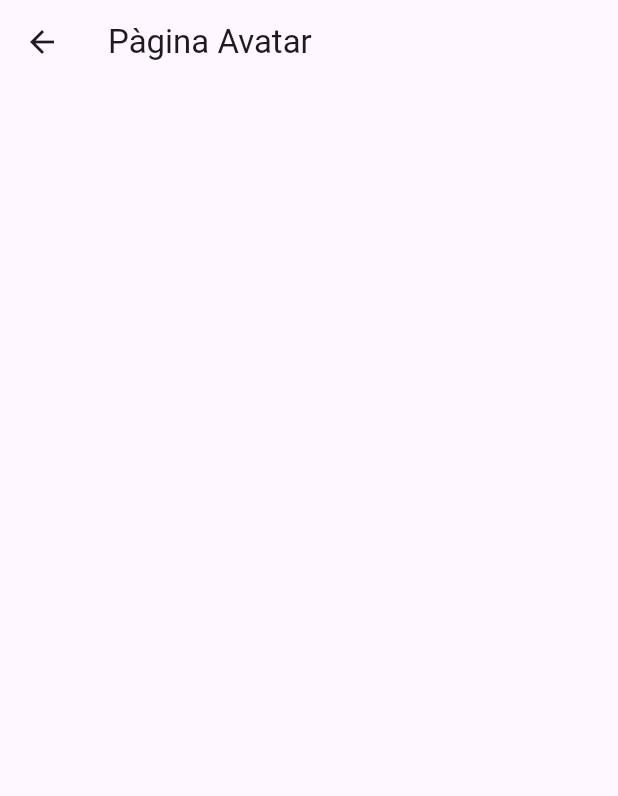
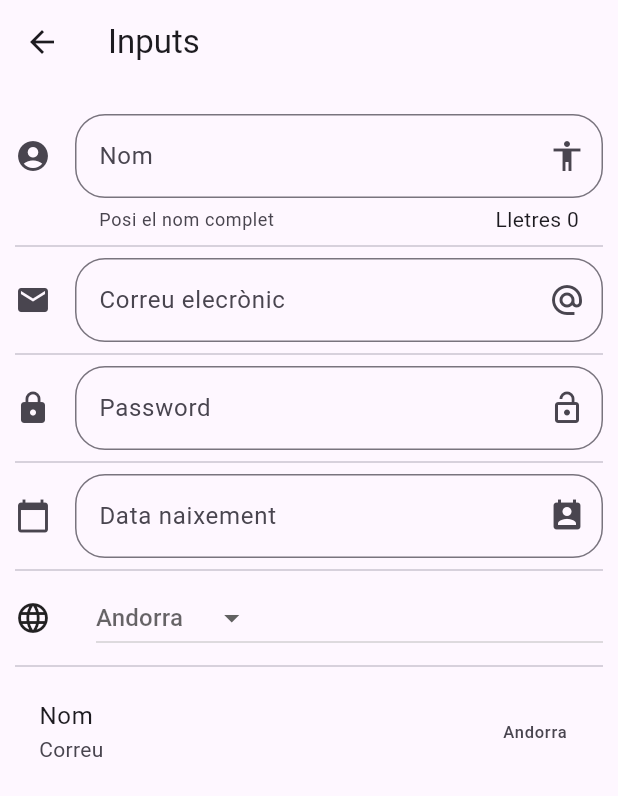
Before and after one commit to MarcSanchezPaucasesnoves/PMM, a Flutter app: the screen it shows after launch, after a tap on "Inputs i Formularis", on a phone screen of 412 x 824 dp. Shown: the top 796 px of the screen. Run offline on Flutter 3.47's test engine with Material 3 defaults, Android fonts, the phone set to English and light mode, and no system bars; network calls fail.

Commit message:
feat(exercici2): part2 finished

```diff
--- a/Flutter/exercici2/lib/main.dart
+++ b/Flutter/exercici2/lib/main.dart
@@ -2,6 +2,7 @@ import 'package:exercici2/routes/app_routes.dart';
 import 'package:exercici2/screens/home_temp.dart';
 import 'package:exercici2/screens/screens.dart';
 import 'package:flutter/material.dart';
+import 'package:flutter_localizations/flutter_localizations.dart';
 
 void main() => runApp(MyApp());
 
@@ -19,6 +20,16 @@ class MyApp extends StatelessWidget {
           builder: (BuildContext context) => AlertScreen()
         );
       },
+
+      localizationsDelegates: [
+        GlobalMaterialLocalizations.delegate,
+        GlobalWidgetsLocalizations.delegate,
+        GlobalCupertinoLocalizations.delegate,
+      ],
+      supportedLocales: [
+        Locale("en", ""),
+        Locale("es", ""),
+      ],
     );
   }
 }
--- a/Flutter/exercici2/lib/routes/app_routes.dart
+++ b/Flutter/exercici2/lib/routes/app_routes.dart
@@ -5,13 +5,13 @@ import '../screens/screens.dart';
 Map<String, WidgetBuilder> getRoutes(){
   return <String, WidgetBuilder>{
   "/" : (BuildContext context) => HomeScreen(),
-  "alert" : (BuildContext context) => AvatarScreen(),
+  "alert" : (BuildContext context) => AlertScreen(),
   "avatar" : (BuildContext context) => AvatarScreen(),
   "card" : (BuildContext context) => CardScreen(),
-  "animatedContainer" : (BuildContext context) => AvatarScreen(),
-  "inputs" : (BuildContext context) => AvatarScreen(),
-  "slider" : (BuildContext context) => AvatarScreen(),
-  "list" : (BuildContext context) => AvatarScreen(),
+  "animatedContainer" : (BuildContext context) => AnimatedContainerScreen(),
+  "inputs" : (BuildContext context) => InputScreen(),
+  "slider" : (BuildContext context) => SliderScreen(),
+  "list" : (BuildContext context) => LlistaScreen(),
 
   };
 }
--- /dev/null
+++ b/Flutter/exercici2/lib/screens/inputs_screen.dart
@@ -0,0 +1,189 @@
+import 'package:flutter/material.dart';
+
+
+class InputScreen extends StatefulWidget {
+
+  @override
+  _InputScreenState createState() => _InputScreenState();
+}
+
+class _InputScreenState extends State<InputScreen> {
+  String _nom = "";
+  String _email = "";
+  String _data = "";
+  TextEditingController _inputFieldDataController = TextEditingController();
+  List<String> _paisos = ["Andorra", "Anglaterra", "Dinamarca", "Espanya", "França"];
+  String _pais = "Andorra";
+
+  @override
+  Widget build(BuildContext context) {
+    return Scaffold(
+      appBar: AppBar(
+        title: Text("Inputs"),
+      ),
+      body: ListView(
+        padding: EdgeInsets.symmetric(horizontal: 10.0, vertical: 20.0),
+        children: [
+          _crearInput(),
+          Divider(),
+          _crearEmail(),
+          Divider(),
+          _crearPassword(),
+          Divider(),
+          _crearData(context),
+          Divider(),
+          _crearDropdown(),
+          Divider(),
+          _crearPersona()
+        ],
+      ),
+    );
+  }
+
+  TextField _crearInput() {
+    return TextField(
+      // autofocus: true,
+      textCapitalization: TextCapitalization.sentences,
+      decoration: InputDecoration(
+        counter: Text("Lletres ${_nom.length}"),
+        hintText: "Nom de l\'usuari",
+        labelText: "Nom",
+        helperText: "Posi el nom complet",
+        suffixIcon: Icon(Icons.accessibility),
+        icon: Icon(Icons.account_circle),
+        border: OutlineInputBorder(
+          borderRadius: BorderRadius.circular(20.0)
+        )
+      ),
+      onChanged: (valor){
+        setState(() {
+          _nom = valor;
+          // print(_nom);
+        });
+      },
+    );
+  }
+
+  Widget _crearPersona() {
+    return ListTile(
+      title: Text("Nom $_nom"),
+      subtitle: Text("Correu $_email"),
+      trailing: Text(_pais),
+    );
+  }
+
+
+  TextField _crearEmail() {
+    return TextField(
+      keyboardType: TextInputType.emailAddress,
+      decoration: InputDecoration(
+        hintText: "Correu electrònic",
+        labelText: "Correu elecrònic",
+        suffixIcon: Icon(Icons.alternate_email),
+        icon: Icon(Icons.email),
+        border: OutlineInputBorder(
+          borderRadius: BorderRadius.circular(20.0)
+        )
+      ),
+      onChanged: (valor) =>
+        setState(() {
+          _email = valor;
+        })
+    );
+  }
+
+
+
+
+  TextField _crearPassword() {
+    return TextField(
+      obscureText: true,
+      decoration: InputDecoration(
+        hintText: "Password",
+        labelText: "Password",
+        suffixIcon: Icon(Icons.lock_open),
+        icon: Icon(Icons.lock),
+        border: OutlineInputBorder(
+          borderRadius: BorderRadius.circular(20.0)
+        )
+      ),
+      onChanged: (valor){
+        // setState(() {
+        //   _nom = valor;
+        //   // print(_nom);
+        // });
+      },
+    );
+  }
+
+
+  TextField _crearData(BuildContext context) {
+    return TextField(
+      enableInteractiveSelection: false,
+      controller: _inputFieldDataController,
+      decoration: InputDecoration(
+        hintText: "Data naixement",
+        labelText: "Data naixement",
+        suffixIcon: Icon(Icons.perm_contact_calendar),
+        icon: Icon(Icons.calendar_today),
+        border: OutlineInputBorder(
+          borderRadius: BorderRadius.circular(20.0)
+        )
+      ),
+      onTap:() {
+        FocusScope.of(context).requestFocus(new FocusNode());
+        _seleccionaData(context);
+      },
+    );
+  }
+
+
+  void _seleccionaData(BuildContext context) async{
+    DateTime? picked;
+    picked = await showDatePicker(
+      context: context,
+      initialDate: DateTime.now(),
+      firstDate: DateTime(2020),
+      lastDate: DateTime(2030),
+      locale: Locale("es", "ES"),
+    );
+    if (picked != null) {
+      setState(() {
+        _data = picked.toString();
+        _inputFieldDataController.text = _data;
+      });
+    }
+  }
+
+  Widget _crearDropdown() {
+    return Row(
+      children: [
+        Icon(Icons.language),
+        SizedBox(width: 30.0),
+        Expanded(
+          child: DropdownButton(
+            hint: Text(_pais),
+            items: getOptionDropdown(),
+            onChanged: (opcio){
+              // print(opcio);
+              setState(() {
+                _pais = opcio as String;
+              });
+            },
+          ),
+        ),
+      ],
+    );
+  }
+
+  List<DropdownMenuItem<String>> getOptionDropdown() {
+    List<DropdownMenuItem<String>> llista = [];
+    _paisos.forEach((pais) {
+      llista.add(DropdownMenuItem(
+        child: Text(pais),
+        value: pais,
+      ));
+    });
+    return llista;
+  }
+}
--- a/Flutter/exercici2/lib/utils/icon_string_util.dart
+++ b/Flutter/exercici2/lib/utils/icon_string_util.dart
@@ -8,5 +8,9 @@ Icon getIcon(String nomIcona){
 final _icons = <String, IconData>{
   "add_alert" : Icons.add_alert,
   "account_circle" : Icons.accessibility,
-  "folder_open" : Icons.folder_open
+  "folder_open" : Icons.folder_open,
+  "donut_large" : Icons.donut_large,
+  "input" : Icons.input,
+  "tune" : Icons.tune,
+  "list" : Icons.list
 };
--- a/Flutter/exercici2/pubspec.yaml
+++ b/Flutter/exercici2/pubspec.yaml
@@ -8,6 +8,8 @@ environment:
 
 dependencies:
   flutter:
+    sdk: flutter
+  flutter_localizations:
     sdk: flutter
 
 dev_dependencies:
```
Also changed, not shown: Flutter/exercici2/lib/screens/alert_screen.dart (+39 -26 lines), Flutter/exercici2/lib/screens/animated_container_screen.dart (added, +59 -0 lines), Flutter/exercici2/lib/screens/avatar_screen.dart (+22 -0 lines), Flutter/exercici2/lib/screens/card_screen.dart (+86 -0 lines), Flutter/exercici2/lib/screens/listview_screen.dart (added, +134 -0 lines), Flutter/exercici2/lib/screens/slider_screen.dart (added, +97 -0 lines), Flutter/exercici2/pubspec.lock.
